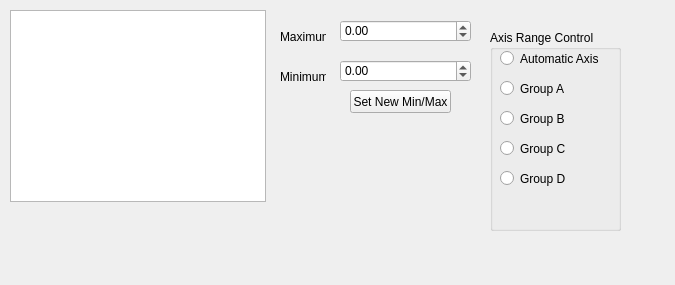
Before: the Qt Designer form src/ui/AP2DataPlotAxisDialog.ui in ArduPilot/apm_planner, drawn with Qt 5.
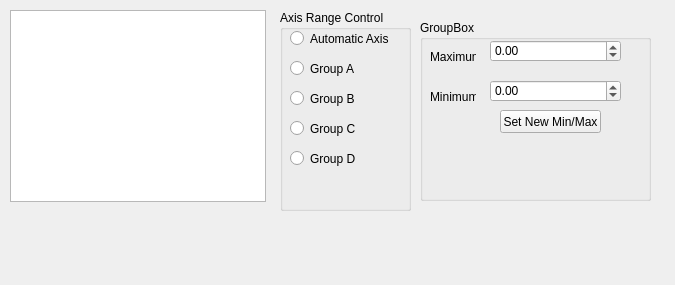
After: the same form once the commit is applied.

Commit message: Hide non functioning min/max graph axis controls for now

```diff
--- a/src/ui/AP2DataPlotAxisDialog.ui
+++ b/src/ui/AP2DataPlotAxisDialog.ui
@@ -23,82 +23,11 @@
     </rect>
    </property>
   </widget>
-  <widget class="QDoubleSpinBox" name="maxDoubleSpinBox">
-   <property name="geometry">
-    <rect>
-     <x>340</x>
-     <y>20</y>
-     <width>131</width>
-     <height>22</height>
-    </rect>
-   </property>
-   <property name="minimum">
-    <double>-100000.000000000000000</double>
-   </property>
-   <property name="maximum">
-    <double>100000.000000000000000</double>
-   </property>
-  </widget>
-  <widget class="QDoubleSpinBox" name="minDoubleSpinBox">
-   <property name="geometry">
-    <rect>
-     <x>340</x>
-     <y>60</y>
-     <width>131</width>
-     <height>22</height>
-    </rect>
-   </property>
-   <property name="minimum">
-    <double>-100000.000000000000000</double>
-   </property>
-   <property name="maximum">
-    <double>100000.000000000000000</double>
-   </property>
-  </widget>
-  <widget class="QLabel" name="label">
-   <property name="geometry">
-    <rect>
-     <x>280</x>
-     <y>30</y>
-     <width>46</width>
-     <height>13</height>
-    </rect>
-   </property>
-   <property name="text">
-    <string>Maximum</string>
-   </property>
-  </widget>
-  <widget class="QLabel" name="label_2">
-   <property name="geometry">
-    <rect>
-     <x>280</x>
-     <y>70</y>
-     <width>46</width>
-     <height>13</height>
-    </rect>
-   </property>
-   <property name="text">
-    <string>Minimum</string>
-   </property>
-  </widget>
-  <widget class="QPushButton" name="setMinMaxPushButton">
-   <property name="geometry">
-    <rect>
-     <x>350</x>
-     <y>90</y>
-     <width>101</width>
-     <height>23</height>
-    </rect>
-   </property>
-   <property name="text">
-    <string>Set New Min/Max</string>
-   </property>
-  </widget>
   <widget class="QGroupBox" name="groupBox">
    <property name="geometry">
     <rect>
-     <x>490</x>
-     <y>30</y>
+     <x>280</x>
+     <y>10</y>
      <width>131</width>
      <height>201</height>
     </rect>
@@ -172,6 +101,90 @@
     </property>
    </widget>
   </widget>
+  <widget class="QGroupBox" name="minMaxGroupBox">
+   <property name="geometry">
+    <rect>
+     <x>420</x>
+     <y>20</y>
+     <width>231</width>
+     <height>181</height>
+    </rect>
+   </property>
+   <property name="title">
+    <string>GroupBox</string>
+   </property>
+   <widget class="QDoubleSpinBox" name="maxDoubleSpinBox">
+    <property name="geometry">
+     <rect>
+      <x>70</x>
+      <y>20</y>
+      <width>131</width>
+      <height>22</height>
+     </rect>
+    </property>
+    <property name="minimum">
+     <double>-100000.000000000000000</double>
+    </property>
+    <property name="maximum">
+     <double>100000.000000000000000</double>
+    </property>
+   </widget>
+   <widget class="QPushButton" name="setMinMaxPushButton">
+    <property name="geometry">
+     <rect>
+      <x>80</x>
+      <y>90</y>
+      <width>101</width>
+      <height>23</height>
+     </rect>
+    </property>
+    <property name="text">
+     <string>Set New Min/Max</string>
+    </property>
+   </widget>
+   <widget class="QLabel" name="label">
+    <property name="geometry">
+     <rect>
+      <x>10</x>
+      <y>30</y>
+      <width>46</width>
+      <height>13</height>
+     </rect>
+    </property>
+    <property name="text">
+     <string>Maximum</string>
+    </property>
+   </widget>
+   <widget class="QDoubleSpinBox" name="minDoubleSpinBox">
+    <property name="geometry">
+     <rect>
+      <x>70</x>
+      <y>60</y>
+      <width>131</width>
+      <height>22</height>
+     </rect>
+    </property>
+    <property name="minimum">
+     <double>-100000.000000000000000</double>
+    </property>
+    <property name="maximum">
+     <double>100000.000000000000000</double>
+    </property>
+   </widget>
+   <widget class="QLabel" name="label_2">
+    <property name="geometry">
+     <rect>
+      <x>10</x>
+      <y>70</y>
+      <width>46</width>
+      <height>13</height>
+     </rect>
+    </property>
+    <property name="text">
+     <string>Minimum</string>
+    </property>
+   </widget>
+  </widget>
  </widget>
  <resources/>
  <connections/>
```
The commit also changes 1 other file.
